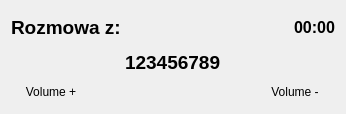
The window that src/rpi-app/wndcallinfo.ui (milyges/CarPI) describes before a commit, drawn with Qt 5.
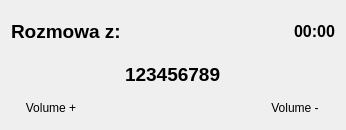
The same window after the commit. Icons and pictures are not drawn.

```diff
--- a/src/rpi-app/wndcallinfo.ui
+++ b/src/rpi-app/wndcallinfo.ui
@@ -7,7 +7,7 @@
     <x>0</x>
     <y>0</y>
     <width>346</width>
-    <height>114</height>
+    <height>130</height>
    </rect>
   </property>
   <property name="windowTitle">
```
Left out of the diff: 8 changed lines with no effect on the pictures.
